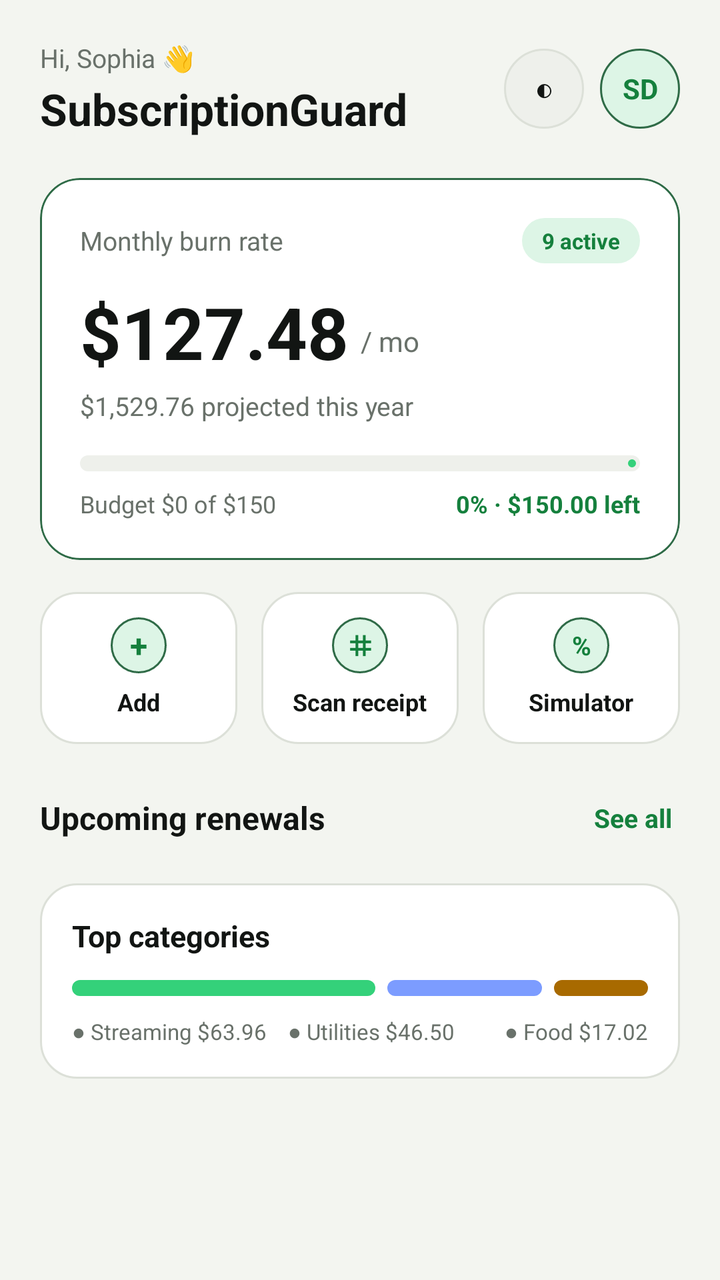
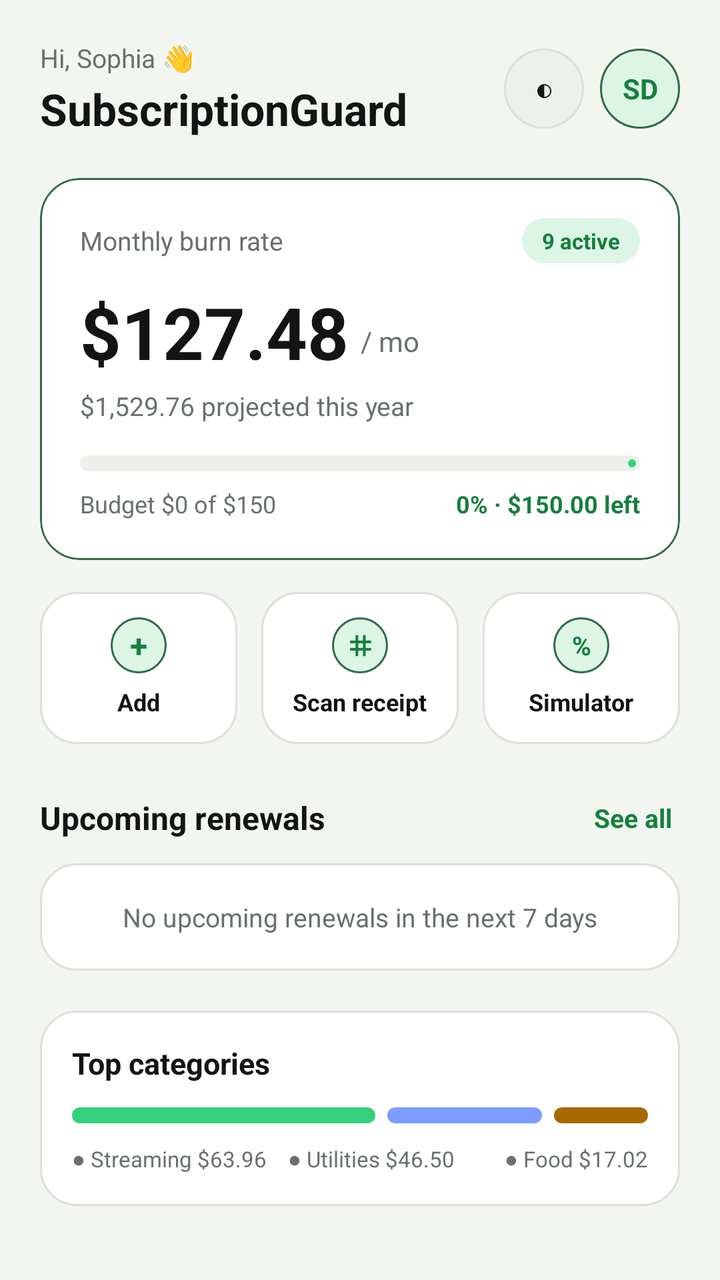

Compare the two renders of this Android layout. The source of the first and the diff that turns it into the second are given below.
<!-- AndroidManifest.xml: application theme Theme.SubGuard -->
<!-- res/layout/fragment_home.xml -->
<?xml version="1.0" encoding="utf-8"?>
<ScrollView xmlns:android="http://schemas.android.com/apk/res/android"
    xmlns:app="http://schemas.android.com/apk/res-auto"
    android:layout_width="match_parent"
    android:layout_height="match_parent"
    android:background="@color/app_background"
    android:fillViewport="true">

    <LinearLayout
        android:layout_width="match_parent"
        android:layout_height="wrap_content"
        android:orientation="vertical"
        android:padding="20dp">

        
        <LinearLayout
            android:layout_width="match_parent"
            android:layout_height="wrap_content"
            android:gravity="center_vertical"
            android:orientation="horizontal">

            <LinearLayout
                android:layout_width="0dp"
                android:layout_height="wrap_content"
                android:layout_weight="1"
                android:orientation="vertical">

                <TextView
                    android:id="@+id/tv_greeting"
                    android:layout_width="wrap_content"
                    android:layout_height="wrap_content"
                    android:text="Hi, Sophia 👋"
                    android:textColor="@color/text_secondary"
                    android:textSize="13sp" />

                <TextView
                    android:layout_width="wrap_content"
                    android:layout_height="wrap_content"
                    android:layout_marginTop="2dp"
                    android:text="SubscriptionGuard"
                    android:textColor="@color/text_primary"
                    android:textSize="22sp"
                    android:textStyle="bold" />
            </LinearLayout>

            <TextView
                android:id="@+id/btn_theme_toggle"
                android:layout_width="40dp"
                android:layout_height="40dp"
                android:layout_marginEnd="8dp"
                android:background="@drawable/bg_circle_elevated"
                android:gravity="center"
                android:text="◐"
                android:textColor="@color/text_primary"
                android:textSize="16sp" />

            <TextView
                android:id="@+id/avatar_profile"
                android:layout_width="40dp"
                android:layout_height="40dp"
                android:background="@drawable/bg_circle_green"
                android:gravity="center"
                android:text="SD"
                android:textColor="@color/accent_green_text"
                android:textSize="14sp"
                android:textStyle="bold" />
        </LinearLayout>

        
        <com.google.android.material.card.MaterialCardView
            android:layout_width="match_parent"
            android:layout_height="wrap_content"
            android:layout_marginTop="20dp"
            app:cardBackgroundColor="@color/card_background"
            app:cardCornerRadius="20dp"
            app:cardElevation="0dp"
            app:strokeColor="@color/green_border"
            app:strokeWidth="1dp">

            <LinearLayout
                android:layout_width="match_parent"
                android:layout_height="wrap_content"
                android:orientation="vertical"
                android:padding="20dp">

                <LinearLayout
                    android:layout_width="match_parent"
                    android:layout_height="wrap_content"
                    android:gravity="center_vertical"
                    android:orientation="horizontal">

                    <TextView
                        android:layout_width="0dp"
                        android:layout_height="wrap_content"
                        android:layout_weight="1"
                        android:text="Monthly burn rate"
                        android:textColor="@color/text_secondary"
                        android:textSize="13sp" />

                    <TextView
                        android:id="@+id/tv_active_chip"
                        android:layout_width="wrap_content"
                        android:layout_height="wrap_content"
                        android:background="@drawable/bg_pill_green"
                        android:paddingHorizontal="10dp"
                        android:paddingVertical="4dp"
                        android:text="9 active"
                        android:textColor="@color/accent_green_text"
                        android:textSize="11sp"
                        android:textStyle="bold" />
                </LinearLayout>

                <LinearLayout
                    android:layout_width="match_parent"
                    android:layout_height="wrap_content"
                    android:layout_marginTop="10dp"
                    android:gravity="bottom"
                    android:orientation="horizontal">

                    <TextView
                        android:id="@+id/txt_monthly_total"
                        android:layout_width="wrap_content"
                        android:layout_height="wrap_content"
                        android:text="$127.48"
                        android:textColor="@color/text_primary"
                        android:textSize="36sp"
                        android:textStyle="bold" />

                    <TextView
                        android:layout_width="wrap_content"
                        android:layout_height="wrap_content"
                        android:layout_marginStart="6dp"
                        android:layout_marginBottom="4dp"
                        android:text="/ mo"
                        android:textColor="@color/text_secondary"
                        android:textSize="14sp" />
                </LinearLayout>

                <TextView
                    android:id="@+id/txt_annual_total"
                    android:layout_width="match_parent"
                    android:layout_height="wrap_content"
                    android:layout_marginTop="4dp"
                    android:text="$1,529.76 projected this year"
                    android:textColor="@color/text_secondary"
                    android:textSize="13sp" />

                
                <com.google.android.material.progressindicator.LinearProgressIndicator
                    android:id="@+id/progress_budget"
                    android:layout_width="match_parent"
                    android:layout_height="wrap_content"
                    android:layout_marginTop="16dp"
                    android:progress="0"
                    app:indicatorColor="@color/primary_green"
                    app:trackColor="@color/surface_elevated"
                    app:trackCornerRadius="6dp"
                    app:trackThickness="8dp" />

                <LinearLayout
                    android:layout_width="match_parent"
                    android:layout_height="wrap_content"
                    android:layout_marginTop="8dp"
                    android:orientation="horizontal">

                    <TextView
                        android:id="@+id/tv_budget_used"
                        android:layout_width="0dp"
                        android:layout_height="wrap_content"
                        android:layout_weight="1"
                        android:text="Budget $0 of $150"
                        android:textColor="@color/text_secondary"
                        android:textSize="12sp" />

                    <TextView
                        android:id="@+id/tv_budget_remaining"
                        android:layout_width="wrap_content"
                        android:layout_height="wrap_content"
                        android:text="0% · $150.00 left"
                        android:textColor="@color/accent_green_text"
                        android:textSize="12sp"
                        android:textStyle="bold" />
                </LinearLayout>

            </LinearLayout>
        </com.google.android.material.card.MaterialCardView>

        
        <LinearLayout
            android:layout_width="match_parent"
            android:layout_height="wrap_content"
            android:layout_marginTop="16dp"
            android:orientation="horizontal">

            <LinearLayout
                android:id="@+id/card_action_add"
                android:layout_width="0dp"
                android:layout_height="76dp"
                android:layout_marginEnd="6dp"
                android:layout_weight="1"
                android:background="@drawable/bg_card_rounded"
                android:gravity="center"
                android:orientation="vertical"
                android:padding="10dp">

                <TextView
                    android:layout_width="28dp"
                    android:layout_height="28dp"
                    android:background="@drawable/bg_circle_green"
                    android:gravity="center"
                    android:text="+"
                    android:textColor="@color/accent_green_text"
                    android:textSize="16sp"
                    android:textStyle="bold" />

                <TextView
                    android:layout_width="wrap_content"
                    android:layout_height="wrap_content"
                    android:layout_marginTop="6dp"
                    android:text="Add"
                    android:textColor="@color/text_primary"
                    android:textSize="12sp"
                    android:textStyle="bold" />
            </LinearLayout>

            <LinearLayout
                android:id="@+id/card_action_scan"
                android:layout_width="0dp"
                android:layout_height="76dp"
                android:layout_marginHorizontal="6dp"
                android:layout_weight="1"
                android:background="@drawable/bg_card_rounded"
                android:gravity="center"
                android:orientation="vertical"
                android:padding="10dp">

                <TextView
                    android:layout_width="28dp"
                    android:layout_height="28dp"
                    android:background="@drawable/bg_circle_green"
                    android:gravity="center"
                    android:text="⌗"
                    android:textColor="@color/accent_green_text"
                    android:textSize="14sp"
                    android:textStyle="bold" />

                <TextView
                    android:layout_width="wrap_content"
                    android:layout_height="wrap_content"
                    android:layout_marginTop="6dp"
                    android:text="Scan receipt"
                    android:textColor="@color/text_primary"
                    android:textSize="12sp"
                    android:textStyle="bold" />
            </LinearLayout>

            <LinearLayout
                android:id="@+id/card_action_simulator"
                android:layout_width="0dp"
                android:layout_height="76dp"
                android:layout_marginStart="6dp"
                android:layout_weight="1"
                android:background="@drawable/bg_card_rounded"
                android:gravity="center"
                android:orientation="vertical"
                android:padding="10dp">

                <TextView
                    android:layout_width="28dp"
                    android:layout_height="28dp"
                    android:background="@drawable/bg_circle_green"
                    android:gravity="center"
                    android:text="%"
                    android:textColor="@color/accent_green_text"
                    android:textSize="13sp"
                    android:textStyle="bold" />

                <TextView
                    android:layout_width="wrap_content"
                    android:layout_height="wrap_content"
                    android:layout_marginTop="6dp"
                    android:text="Simulator"
                    android:textColor="@color/text_primary"
                    android:textSize="12sp"
                    android:textStyle="bold" />
            </LinearLayout>
        </LinearLayout>

        
        <LinearLayout
            android:layout_width="match_parent"
            android:layout_height="wrap_content"
            android:layout_marginTop="24dp"
            android:gravity="center_vertical"
            android:orientation="horizontal">

            <TextView
                android:layout_width="0dp"
                android:layout_height="wrap_content"
                android:layout_weight="1"
                android:text="Upcoming renewals"
                android:textColor="@color/text_primary"
                android:textSize="16sp"
                android:textStyle="bold" />

            <TextView
                android:id="@+id/btn_see_all_renewals"
                android:layout_width="wrap_content"
                android:layout_height="wrap_content"
                android:padding="4dp"
                android:text="See all"
                android:textColor="@color/accent_green_text"
                android:textSize="13sp"
                android:textStyle="bold" />
        </LinearLayout>



        
        <LinearLayout
            android:layout_width="match_parent"
            android:layout_height="wrap_content"
            android:layout_marginTop="20dp"
            android:background="@drawable/bg_card_rounded"
            android:orientation="vertical"
            android:padding="16dp">

            <TextView
                android:layout_width="wrap_content"
                android:layout_height="wrap_content"
                android:text="Top categories"
                android:textColor="@color/text_primary"
                android:textSize="15sp"
                android:textStyle="bold" />

            <LinearLayout
                android:layout_width="match_parent"
                android:layout_height="8dp"
                android:layout_marginTop="12dp"
                android:orientation="horizontal">

                <View
                    android:layout_width="0dp"
                    android:layout_height="match_parent"
                    android:layout_marginEnd="3dp"
                    android:layout_weight="55"
                    android:background="@drawable/bg_pill_green"
                    android:backgroundTint="@color/primary_green" />

                <View
                    android:layout_width="0dp"
                    android:layout_height="match_parent"
                    android:layout_marginHorizontal="3dp"
                    android:layout_weight="28"
                    android:background="@drawable/bg_pill_blue"
                    android:backgroundTint="@color/accent_blue" />

                <View
                    android:layout_width="0dp"
                    android:layout_height="match_parent"
                    android:layout_marginStart="3dp"
                    android:layout_weight="17"
                    android:background="@drawable/bg_pill_amber"
                    android:backgroundTint="@color/warning_amber" />
            </LinearLayout>

            <LinearLayout
                android:layout_width="match_parent"
                android:layout_height="wrap_content"
                android:layout_marginTop="10dp"
                android:orientation="horizontal">

                <TextView
                    android:layout_width="0dp"
                    android:layout_height="wrap_content"
                    android:layout_weight="1"
                    android:text="● Streaming $63.96"
                    android:textColor="@color/text_secondary"
                    android:textSize="11sp" />

                <TextView
                    android:layout_width="0dp"
                    android:layout_height="wrap_content"
                    android:layout_weight="1"
                    android:text="● Utilities $46.50"
                    android:textColor="@color/text_secondary"
                    android:textSize="11sp" />

                <TextView
                    android:layout_width="wrap_content"
                    android:layout_height="wrap_content"
                    android:text="● Food $17.02"
                    android:textColor="@color/text_secondary"
                    android:textSize="11sp" />
            </LinearLayout>
        </LinearLayout>

    </LinearLayout>
</ScrollView>
<!-- resources referenced by this layout -->
<resources>
  <color name="accent_blue">#7C9CFF</color>
  <color name="accent_green_text">#15803D</color>
  <color name="app_background">#F3F5F0</color>
  <color name="card_background">#FFFFFF</color>
  <color name="green_border">#2F6B47</color>
  <color name="primary_green">#34D17A</color>
  <color name="surface_elevated">#EEF0EB</color>
  <color name="text_primary">#121513</color>
  <color name="text_secondary">#69716A</color>
  <color name="warning_amber">#A86A00</color>
  <!-- drawable bg_card_rounded (drawable) -->
  <?xml version="1.0" encoding="utf-8"?>
  <shape xmlns:android="http://schemas.android.com/apk/res/android"
      android:shape="rectangle">
      <solid android:color="@color/card_background" />
      <corners android:radius="18dp" />
      <stroke
          android:width="1dp"
          android:color="@color/card_border" />
  </shape>
  <!-- drawable bg_circle_elevated (drawable) -->
  <?xml version="1.0" encoding="utf-8"?>
  <shape xmlns:android="http://schemas.android.com/apk/res/android"
      android:shape="oval">
      <solid android:color="@color/surface_elevated" />
      <stroke
          android:width="1dp"
          android:color="@color/card_border" />
  </shape>
  <!-- drawable bg_circle_green (drawable) -->
  <?xml version="1.0" encoding="utf-8"?>
  <shape xmlns:android="http://schemas.android.com/apk/res/android"
      android:shape="oval">
      <solid android:color="@color/green_surface" />
      <stroke
          android:width="1dp"
          android:color="@color/green_border" />
  </shape>
  <!-- drawable bg_pill_amber (drawable) -->
  <?xml version="1.0" encoding="utf-8"?>
  <shape xmlns:android="http://schemas.android.com/apk/res/android"
      android:shape="rectangle">
      <solid android:color="@color/warning_surface" />
      <corners android:radius="999dp" />
  </shape>
  <!-- drawable bg_pill_blue (drawable) -->
  <?xml version="1.0" encoding="utf-8"?>
  <shape xmlns:android="http://schemas.android.com/apk/res/android"
      android:shape="rectangle">
      <solid android:color="@color/blue_surface" />
      <corners android:radius="999dp" />
  </shape>
  <!-- drawable bg_pill_green (drawable) -->
  <?xml version="1.0" encoding="utf-8"?>
  <shape xmlns:android="http://schemas.android.com/apk/res/android"
      android:shape="rectangle">
      <solid android:color="@color/green_surface" />
      <corners android:radius="999dp" />
  </shape>
  <style name="Theme.SubGuard" parent="Base.Theme.SubGuard" />
  <color name="card_border">#DCE0D8</color>
  <color name="green_surface">#DDF5E6</color>
  <color name="warning_surface">#FDF1D8</color>
  <color name="blue_surface">#E8EEFF</color>
  <style name="Base.Theme.SubGuard" parent="Theme.Material3.DayNight.NoActionBar">
          <item name="colorPrimary">@color/primary_green</item>
          <item name="colorOnPrimary">@color/button_on_green</item>
          <item name="android:statusBarColor">@color/app_background</item>
          <item name="android:navigationBarColor">@color/card_background</item>
          <item name="android:windowBackground">@color/app_background</item>
      </style>
  <color name="button_on_green">#0B1A10</color>
</resources>

<!-- the commit's change to res/layout/fragment_home.xml (unified diff, before → after) -->
@@ -314,7 +314,24 @@
                 android:textStyle="bold" />
         </LinearLayout>
 
-
+        
+        <LinearLayout
+            android:id="@+id/layout_upcoming_renewals"
+            android:layout_width="match_parent"
+            android:layout_height="wrap_content"
+            android:orientation="vertical" />
+
+        <TextView
+            android:id="@+id/tv_no_upcoming_renewals"
+            android:layout_width="match_parent"
+            android:layout_height="wrap_content"
+            android:layout_marginTop="10dp"
+            android:background="@drawable/bg_card_rounded"
+            android:gravity="center"
+            android:padding="18dp"
+            android:text="No upcoming renewals in the next 7 days"
+            android:textColor="@color/text_secondary"
+            android:textSize="13sp" />
 
         
         <LinearLayout
